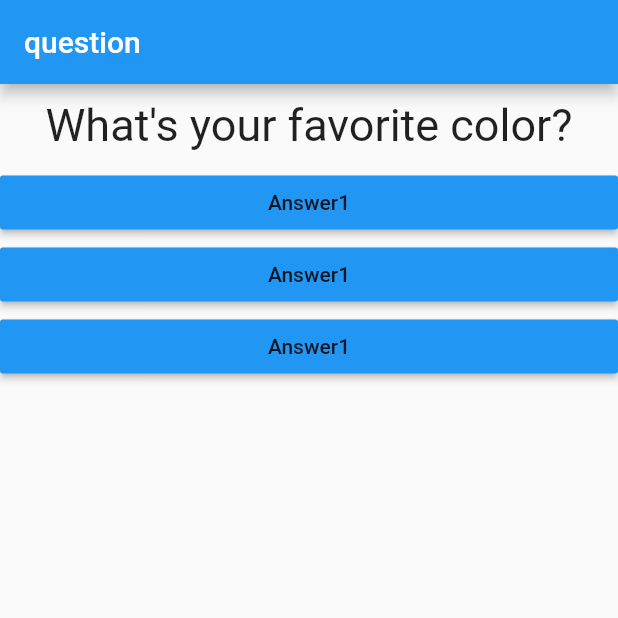
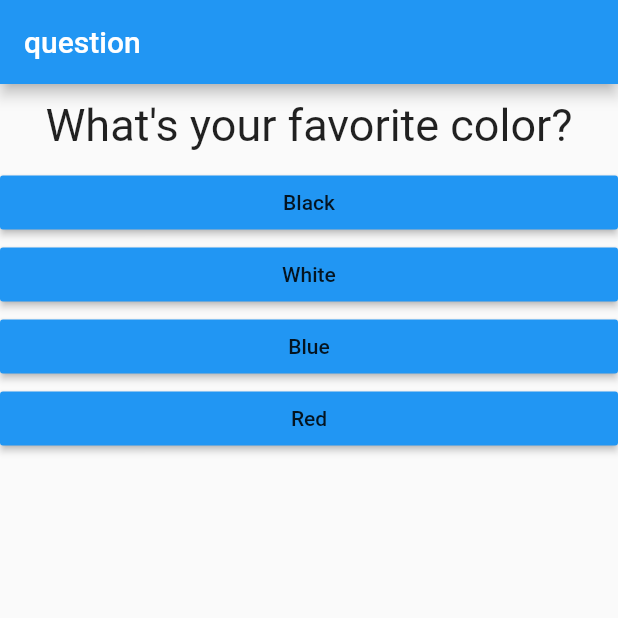
Before and after one commit to fztkm/flutter_guide, a Flutter app: the screen it shows after launch, on a phone screen of 412 x 824 dp, the top half of it. Run offline on Flutter 3.47's test engine with Material 2 defaults, Android fonts, the phone set to English and light mode, and no system bars.

Commit message:
questionsをmapのリストに変更

```diff
--- a/lib/answer.dart
+++ b/lib/answer.dart
@@ -2,8 +2,8 @@ import 'package:flutter/material.dart';
 
 class Answer extends StatelessWidget {
   final VoidCallback selectHandler;
-
-  Answer(this.selectHandler);
+  final String answerText;
+  Answer(this.selectHandler, this.answerText);
 
   @override
   Widget build(BuildContext context) {
@@ -11,7 +11,7 @@ class Answer extends StatelessWidget {
       width: double.infinity,
       child: RaisedButton(
         color: Colors.blue,
-        child: Text('Answer1'),
+        child: Text(answerText),
         onPressed: selectHandler,
       ),
     );
--- a/lib/main.dart
+++ b/lib/main.dart
@@ -14,18 +14,28 @@ class MyApp extends StatefulWidget {
 }
 
 class _MyAppState extends State<MyApp> {
-  var count = 0;
+  var _questionIndex = 0;
 
   void answerQuestion() {
     setState(() {
       print('Answer question');
-      count++;
+      _questionIndex++;
     });
   }
 
-  List<String> list = [
-    'What\'s your favorite color?',
-    'What\'s your favorite animal?'
+  var questions = [
+    {
+      'questionText': 'What\'s your favorite color?',
+      'answer': ['Black', 'White', 'Blue', 'Red'],
+    },
+    {
+      'questionText': 'What\'s your favorite animal?',
+      'answer': ['Rabbit', 'Snake', 'Elephant', 'Lion'],
+    },
+    {
+      'questionText': 'What\'s your favorite instructor?',
+      'answer': ['Max', 'Max', 'Max', 'Lion'],
+    },
   ];
 
   @override
@@ -37,10 +47,12 @@ class _MyAppState extends State<MyApp> {
         ),
         body: Column(
           children: [
-            Question(list.elementAt(count)),
-            Answer(answerQuestion),
-            Answer(answerQuestion),
-            Answer(answerQuestion),
+            Question(
+              questions[_questionIndex]['questionText'].toString(),
+            ),
+            ...(questions[_questionIndex]['answer'] as List<String>)
+                .map((String answer) => Answer(answerQuestion, answer))
+                .toList(),
           ],
         ),
       ),
```
